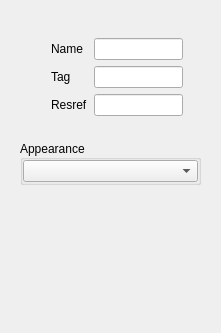
Before: the Qt Designer form src/widgets/PlaceableView/placeablegeneralview.ui in jd28/arclight, drawn with Qt 5; both pictures show x 0 to 221 and y 0 to 333 of the 221 by 556 pixel window.
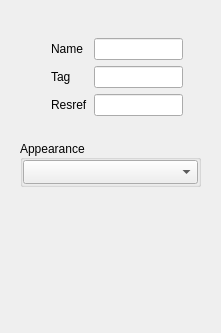
After: the same form once the commit is applied. Custom widgets are drawn as their Qt base class.

The edit to the form file:
```diff
--- a/src/widgets/PlaceableView/placeablegeneralview.ui
+++ b/src/widgets/PlaceableView/placeablegeneralview.ui
@@ -112,7 +112,11 @@
           <number>0</number>
          </property>
          <item>
-          <widget class="QComboBox" name="appearance"/>
+          <widget class="QComboBox" name="appearance">
+           <property name="sizeAdjustPolicy">
+            <enum>QComboBox::SizeAdjustPolicy::AdjustToMinimumContentsLengthWithIcon</enum>
+           </property>
+          </widget>
          </item>
         </layout>
        </widget>
```
